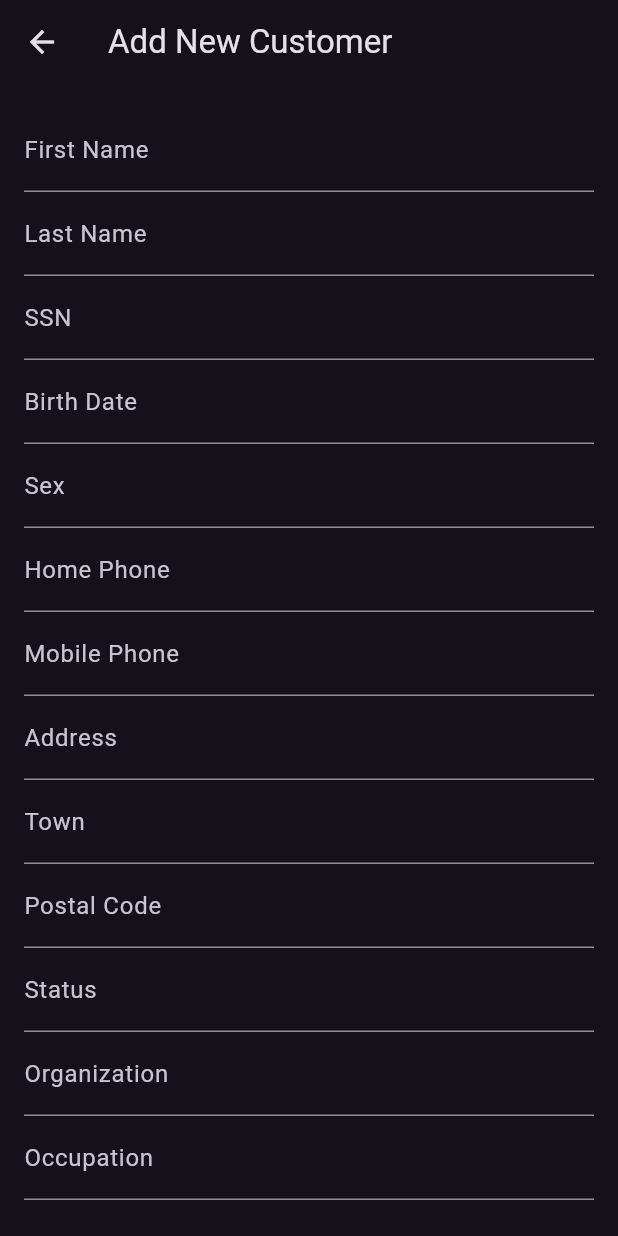
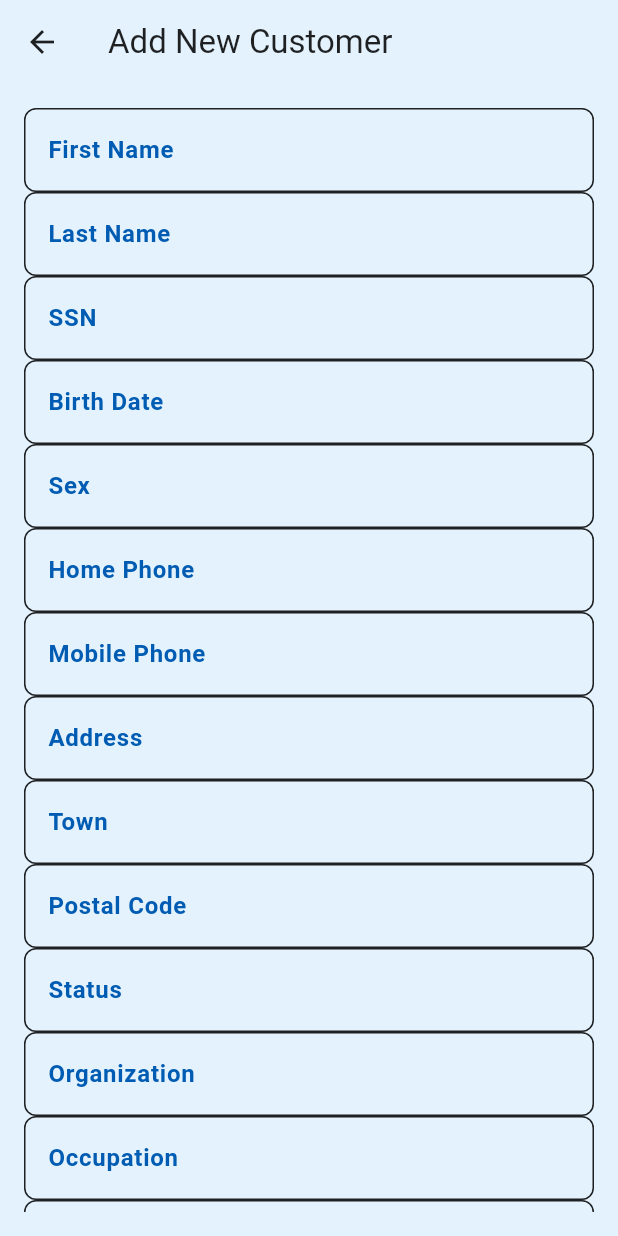
Before and after one commit to NaseemSrour/optica-sana-flutter, a Flutter app: the AddCustomerScreen screen opened directly with empty values, on a phone screen of 412 x 824 dp. Run offline on Flutter 3.47's test engine with Material 3 defaults, Android fonts, the light colour scheme and no system bars; our stand-ins replace sqflite_common_ffi; accounts and stored records are empty.

```diff
--- a/lib/db_flutter/bootstrap.dart
+++ b/lib/db_flutter/bootstrap.dart
@@ -21,6 +21,7 @@ class DatabaseHelper {
   _initDatabase() async {
     Directory documentsDirectory = await getApplicationDocumentsDirectory();
     String path = join(documentsDirectory.path, _databaseName);
+    print("PATH TO DB FILE IS: " + path.toString());
     return await openDatabase(
       path,
       version: _databaseVersion,
--- a/lib/main.dart
+++ b/lib/main.dart
@@ -10,6 +10,7 @@ import 'package:optica_sana/db_flutter/repositories/contact_lenses_repo.dart';
 import 'package:optica_sana/db_flutter/repositories/customer_repo.dart';
 import 'package:optica_sana/db_flutter/repositories/glasses_repo.dart';
 import 'package:optica_sana/flutter_services/customer_service.dart';
+import 'package:optica_sana/themes/app_theme.dart';
 
 void main() async {
   WidgetsFlutterBinding.ensureInitialized();
@@ -44,7 +45,7 @@ class MyApp extends StatelessWidget {
 
     return MaterialApp(
       title: 'Optica Sana',
-      theme: ThemeData(primarySwatch: Colors.blue, brightness: Brightness.dark),
+      theme: AppTheme.themeData,
       home: CustomerSearchScreen(customerService: customerService),
     );
   }
--- a/lib/screens/add_customer_screen.dart
+++ b/lib/screens/add_customer_screen.dart
@@ -1,4 +1,5 @@
 import 'package:flutter/material.dart';
+import 'package:intl/intl.dart';
 import '../db_flutter/bootstrap.dart';
 import '../db_flutter/models.dart' as models;
 import '../flutter_services/customer_service.dart';
@@ -31,6 +32,19 @@ class _AddCustomerScreenState extends State<AddCustomerScreen> {
   final _notesController = TextEditingController();
   bool _mailing = false;
 
+  String _formatDateForDb(String date) {
+    if (date.isEmpty) return '';
+    try {
+      // Parse with d/M/yyyy to allow for single-digit day/month
+      final inputDate = DateFormat('d/M/yyyy').parse(date);
+      // Format to yyyy-MM-dd to ensure leading zeros for DB sorting
+      return DateFormat('yyyy-MM-dd').format(inputDate);
+    } catch (e) {
+      // If parsing fails, return original string.
+      return date;
+    }
+  }
+
   @override
   void dispose() {
     _ssnController.dispose();
@@ -55,11 +69,11 @@ class _AddCustomerScreenState extends State<AddCustomerScreen> {
   Future<void> _saveCustomer() async {
     if (_formKey.currentState!.validate()) {
       final newCustomer = models.Customer(
-        id: 0, // ID will be set by the database
+        id: 0, // This is a dummy ID - it will be set by the database upon INSERTing.
         ssn: int.tryParse(_ssnController.text) ?? 0,
         fname: _fnameController.text,
         lname: _lnameController.text,
-        birthDate: _birthDateController.text,
+        birthDate: _formatDateForDb(_birthDateController.text),
         sex: _sexController.text,
         telHome: _telHomeController.text,
         telMobile: _telMobileController.text,
@@ -85,9 +99,9 @@ class _AddCustomerScreenState extends State<AddCustomerScreen> {
         }
       } catch (e) {
         if (mounted) {
-          ScaffoldMessenger.of(context).showSnackBar(
-            SnackBar(content: Text('Failed to add customer: $e')),
-          );
+          ScaffoldMessenger.of(
+            context,
+          ).showSnackBar(SnackBar(content: Text('Failed to add customer: $e')));
         }
       }
     }
@@ -96,9 +110,7 @@ class _AddCustomerScreenState extends State<AddCustomerScreen> {
   @override
   Widget build(BuildContext context) {
     return Scaffold(
-      appBar: AppBar(
-        title: const Text('Add New Customer'),
-      ),
+      appBar: AppBar(title: const Text('Add New Customer')),
       body: Padding(
         padding: const EdgeInsets.all(16.0),
         child: Form(
@@ -139,7 +151,10 @@ class _AddCustomerScreenState extends State<AddCustomerScreen> {
                 ),
                 TextFormField(
                   controller: _birthDateController,
-                  decoration: const InputDecoration(labelText: 'Birth Date'),
+                  decoration: const InputDecoration(
+                    labelText: 'Birth Date',
+                    hintText: 'DD/MM/YYYY',
+                  ),
                 ),
                 TextFormField(
                   controller: _sexController,
--- /dev/null
+++ b/lib/themes/app_theme.dart
@@ -0,0 +1,60 @@
+import 'package:flutter/material.dart';
+
+class AppTheme {
+  static final ThemeData themeData = ThemeData(
+    primarySwatch: Colors.blue,
+    brightness: Brightness.light,
+    colorScheme: const ColorScheme.light(
+      primary: Color(0xFF005CB2),
+      secondary: Color(0xFF0088D1),
+      onPrimary: Colors.white,
+      onSecondary: Colors.white,
+      surface: Color(0xFFE3F2FD),
+      background: Colors.white,
+      error: Colors.red,
+      onSurface: Colors.black87,
+      onBackground: Colors.black87,
+      onError: Colors.white,
+    ),
+    textTheme: const TextTheme(
+      labelLarge: TextStyle(
+        color: Color(0xFF005CB2),
+        fontWeight: FontWeight.bold,
+        fontSize: 16,
+      ),
+      bodyLarge: TextStyle(
+        color: Colors.black,
+        fontWeight: FontWeight.normal,
+        fontSize: 16,
+      ),
+      headlineSmall: TextStyle(
+        fontWeight: FontWeight.bold,
+        fontSize: 24,
+        color: Color(0xFF005CB2),
+      ),
+    ),
+    inputDecorationTheme: InputDecorationTheme(
+      border: OutlineInputBorder(
+        borderRadius: BorderRadius.circular(8.0),
+        borderSide: const BorderSide(color: Colors.grey),
+      ),
+      focusedBorder: OutlineInputBorder(
+        borderRadius: BorderRadius.circular(8.0),
+        borderSide: const BorderSide(color: Color(0xFF005CB2), width: 2.0),
+      ),
+      labelStyle: const TextStyle(
+        color: Color(0xFF005CB2),
+        fontWeight: FontWeight.bold,
+      ),
+    ),
+    elevatedButtonTheme: ElevatedButtonThemeData(
+      style: ElevatedButton.styleFrom(
+        backgroundColor: const Color(0xFF005CB2),
+        foregroundColor: Colors.white,
+        textStyle: const TextStyle(fontWeight: FontWeight.bold),
+        padding: const EdgeInsets.symmetric(horizontal: 20, vertical: 15),
+        shape: RoundedRectangleBorder(borderRadius: BorderRadius.circular(8.0)),
+      ),
+    ),
+  );
+}
```
Also changed, not shown: lib/db_flutter/models.dart (+6 -4 lines), lib/db_flutter/repositories/glasses_repo.dart (+7 -3 lines), lib/screens/add_glasses_test_screen.dart (+25 -4 lines), lib/screens/add_lenses_test_screen.dart (+23 -4 lines), lib/screens/customer_details_screen.dart (+14 -9 lines), lib/screens/glasses_history_screen.dart (+28 -12 lines), lib/screens/lenses_history_screen.dart (+11 -6 lines).
